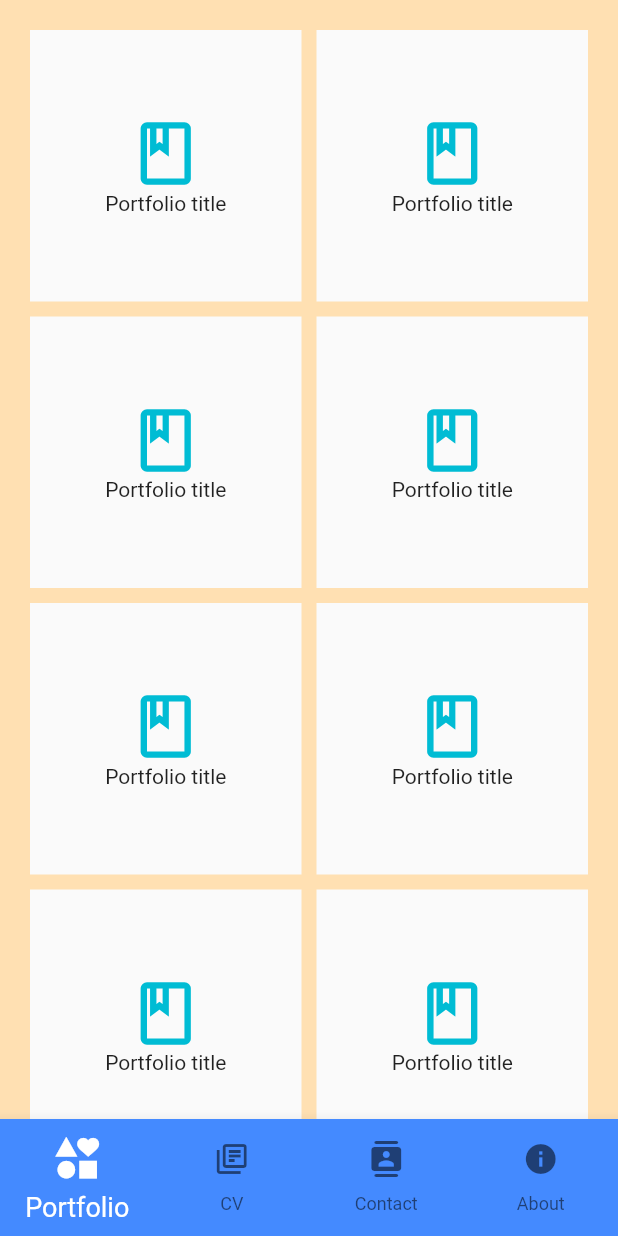
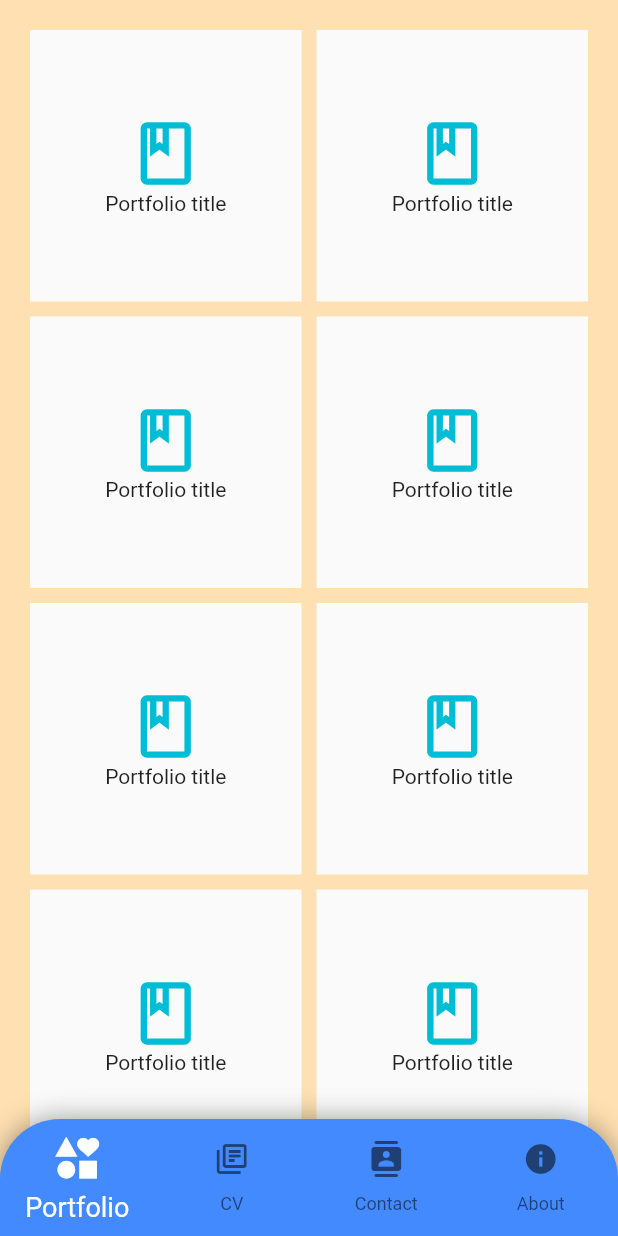
Before and after one commit to DhaniAM/Flutter-all-of-me, a Flutter app: the screen it shows after launch, on a phone screen of 412 x 824 dp. Run offline on Flutter 3.47's test engine with Material 2 defaults, Android fonts, the phone set to English and light mode, and no system bars; missing offline and left inert: bottom_bar_page_transition.

Commit message:
added style to bottomNavBar

```diff
--- a/lib/cv_page.dart
+++ b/lib/cv_page.dart
@@ -7,7 +7,7 @@ class CvPage extends StatelessWidget {
   Widget build(BuildContext context) {
     return Container(
       color: Colors.green[100],
-      child: Center(
+      child: const Center(
         child: Text('CV'),
       ),
     );
--- a/lib/main.dart
+++ b/lib/main.dart
@@ -18,6 +18,7 @@ class MyApp extends StatefulWidget {
 
 class _MyAppState extends State<MyApp> {
   int botNavBarIndex = 0;
+
   @override
   Widget build(BuildContext context) {
     return MaterialApp(
@@ -42,7 +43,24 @@ class _MyAppState extends State<MyApp> {
             }
           },
         ),
-        bottomNavigationBar: BottomNavigationBar(
+        extendBody: true,
+        bottomNavigationBar: Container(
+          decoration: const BoxDecoration(
+            boxShadow: [
+              BoxShadow(
+                color: Colors.black38,
+                blurRadius: 15,
+                spreadRadius: 0,
+              ),
+            ],
+            borderRadius: BorderRadius.all(Radius.circular(40)),
+          ),
+          child: ClipRRect(
+            borderRadius: const BorderRadius.only(
+              topLeft: Radius.circular(40),
+              topRight: Radius.circular(40),
+            ),
+            child: BottomNavigationBar(
               selectedIconTheme: const IconThemeData(size: 35),
               selectedFontSize: 18,
               selectedItemColor: Colors.white,
@@ -88,6 +106,8 @@ class _MyAppState extends State<MyApp> {
               },
             ),
           ),
+        ),
+      ),
     );
   }
 }
--- a/lib/portfolio_button.dart
+++ b/lib/portfolio_button.dart
@@ -7,8 +7,6 @@ class PortfolioButton extends StatelessWidget {
   Widget build(BuildContext context) {
     return Material(
       child: Ink(
-        width: 50,
-        height: 50,
         child: InkWell(
           onTap: () {},
           splashColor: Colors.deepOrange,
--- a/lib/portfolio_page.dart
+++ b/lib/portfolio_page.dart
@@ -7,6 +7,7 @@ class PortfolioPage extends StatelessWidget {
   @override
   Widget build(BuildContext context) {
     return SafeArea(
+      bottom: false,
       child: Container(
         color: Colors.orange[100],
         child: Center(
--- a/pubspec.yaml
+++ b/pubspec.yaml
@@ -36,6 +36,7 @@ dependencies:
   # Use with the CupertinoIcons class for iOS style icons.
   cupertino_icons: ^1.0.2
   bottom_bar_page_transition: ^2.0.0
+  url_launcher: ^6.1.10
 
 dev_dependencies:
   flutter_test:
@@ -59,9 +60,8 @@ flutter:
   uses-material-design: true
 
   # To add assets to your application, add an assets section, like this:
-  # assets:
-  #   - images/a_dot_burr.jpeg
-  #   - images/a_dot_ham.jpeg
+  assets:
+    - assets/img/
 
   # An image asset can refer to one or more resolution-specific "variants", see
   # https://flutter.dev/assets-and-images/#resolution-aware
```
Also changed, not shown: lib/contact_button.dart (added, +36 -0 lines), lib/contact_page.dart (+39 -3 lines), pubspec.lock, 5 other files. Lines whose indentation alone changed are shown as unchanged.
